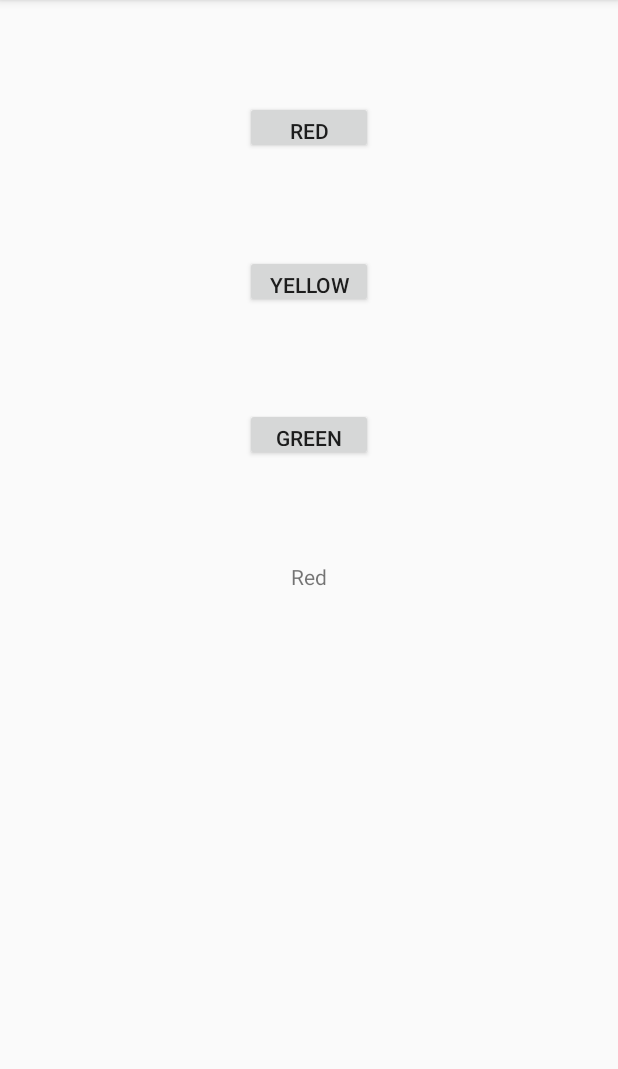
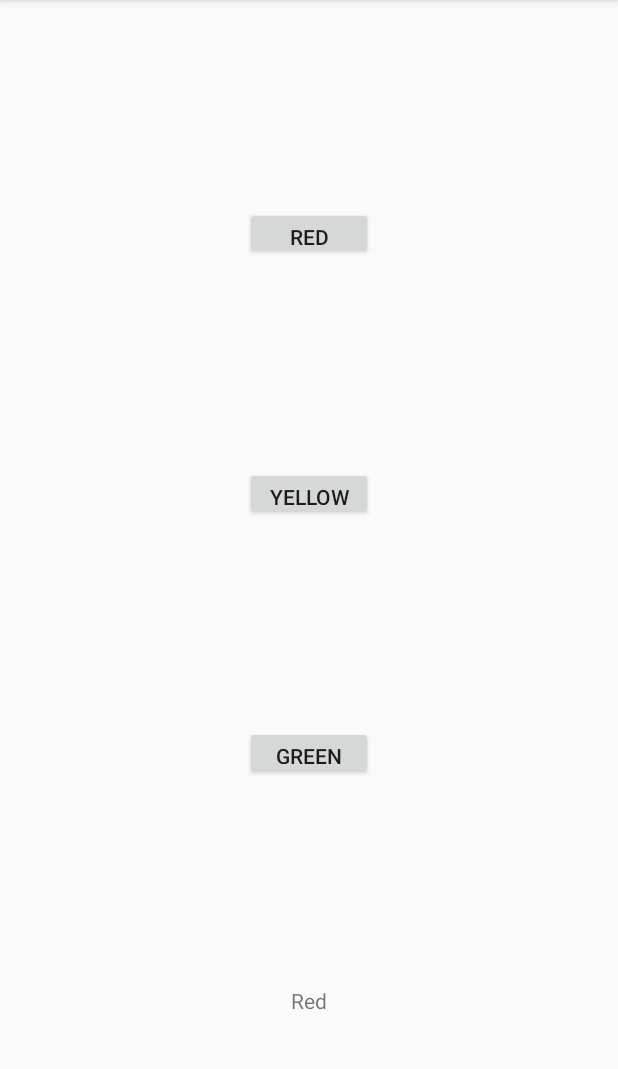
Before and after one commit to 7true/BackgroundColor, an Android app: the screen it shows after launch (MainActivity), on a phone screen of 412 x 824 dp, the part 84-1153 px from its top. Run offline under Robolectric (Android 15) with nearby library versions, the phone set to English and light mode, and no system bars.

Commit message:
common onClick()

```diff
--- a/app/src/main/res/layout/activity_main.xml
+++ b/app/src/main/res/layout/activity_main.xml
@@ -16,7 +16,8 @@
         app:layout_constraintBottom_toBottomOf="parent"
         app:layout_constraintLeft_toLeftOf="parent"
         app:layout_constraintRight_toRightOf="parent"
-        app:layout_constraintTop_toTopOf="parent"/>
+        app:layout_constraintTop_toTopOf="parent"
+        app:layout_constraintVertical_bias="0.878"/>
 
     <Button
         android:id="@+id/buttonRed"
@@ -26,6 +27,7 @@
         android:text="@string/red"
         app:layout_constraintBottom_toTopOf="@+id/buttonYellow"
         app:layout_constraintEnd_toEndOf="parent"
+        app:layout_constraintHorizontal_bias="0.501"
         app:layout_constraintStart_toStartOf="parent"
         app:layout_constraintTop_toTopOf="parent"
         app:layout_constraintVertical_bias="0.857"/>
@@ -37,7 +39,7 @@
         android:text="@string/yellow"
         app:layout_constraintBottom_toTopOf="@+id/buttonGreen"
         app:layout_constraintEnd_toEndOf="parent"
-        app:layout_constraintHorizontal_bias="0.5"
+        app:layout_constraintHorizontal_bias="0.501"
         app:layout_constraintStart_toStartOf="parent"
         app:layout_constraintTop_toBottomOf="@+id/buttonRed"/>
 
@@ -45,11 +47,11 @@
         android:id="@+id/buttonGreen"
         android:layout_width="85dp"
         android:layout_height="35dp"
+        android:onClick="onGreenButtonClick"
         android:text="@string/green"
-        android:onClick="onGreenButtonClick"
         app:layout_constraintBottom_toTopOf="@+id/textViewInfo"
         app:layout_constraintEnd_toEndOf="parent"
-        app:layout_constraintHorizontal_bias="0.5"
+        app:layout_constraintHorizontal_bias="0.501"
         app:layout_constraintStart_toStartOf="parent"
         app:layout_constraintTop_toBottomOf="@+id/buttonYellow"/>
 
```
